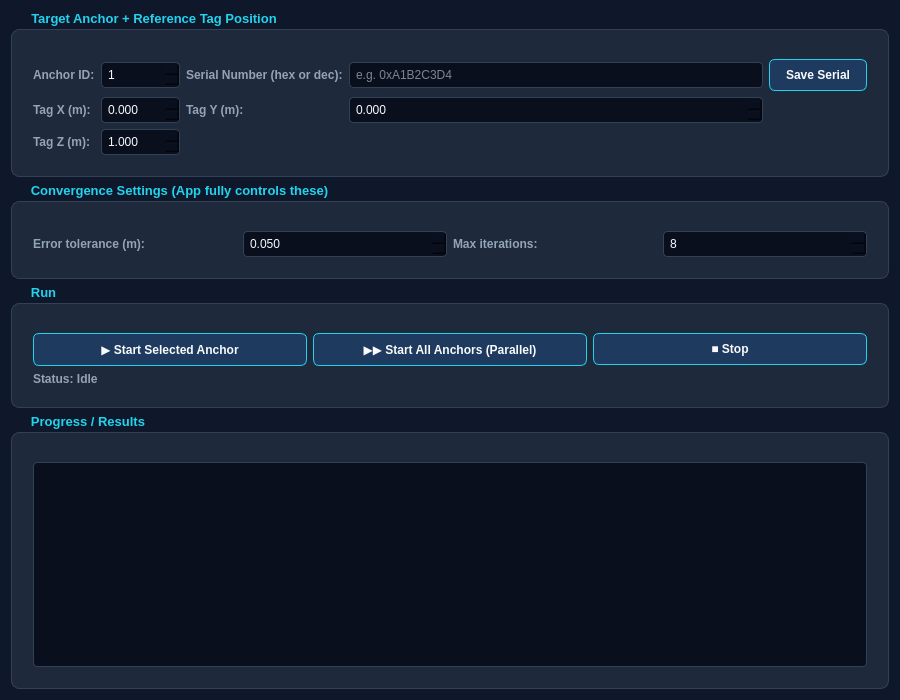
Above: software/uwb_rtls_studio/views/ui/antenna_delay_calib_tab.ui from phuongmt08/uwb-rtls before the change. Below: the same form after it.
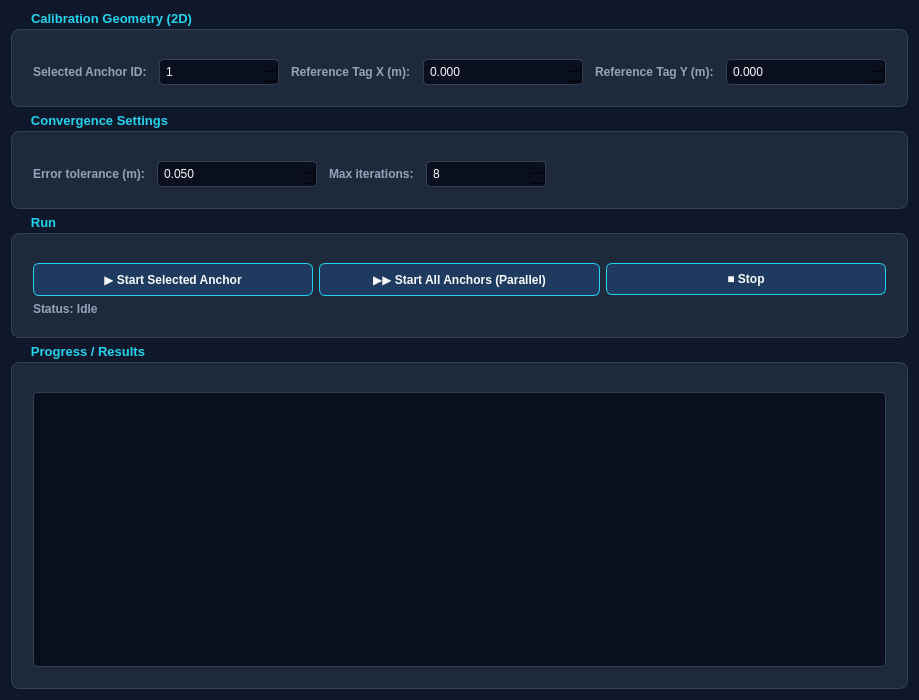
That is the form after the change.

Commit message: refactor: replace legacy calibration with antenna delay broadcast

Diff of the .ui file:
```diff
--- a/software/uwb_rtls_studio/views/ui/antenna_delay_calib_tab.ui
+++ b/software/uwb_rtls_studio/views/ui/antenna_delay_calib_tab.ui
@@ -50,30 +50,29 @@
   <layout class="QVBoxLayout" name="root_layout">
    <item>
     <widget class="QGroupBox" name="target_group">
-     <property name="title"><string>Target Anchor + Reference Tag Position</string></property>
-     <layout class="QGridLayout" name="target_layout">
-      <item row="0" column="0"><widget class="QLabel" name="label_anchor_id"><property name="text"><string>Anchor ID:</string></property></widget></item>
-      <item row="0" column="1"><widget class="QSpinBox" name="anchor_id_spin"><property name="minimum"><number>1</number></property><property name="maximum"><number>8</number></property></widget></item>
-      <item row="0" column="2"><widget class="QLabel" name="label_serial"><property name="text"><string>Serial Number (hex or dec):</string></property></widget></item>
-      <item row="0" column="3"><widget class="QLineEdit" name="anchor_serial_edit"><property name="placeholderText"><string>e.g. 0xA1B2C3D4</string></property></widget></item>
-      <item row="0" column="4"><widget class="QPushButton" name="btn_save_serial"><property name="text"><string>Save Serial</string></property></widget></item>
-      <item row="1" column="0"><widget class="QLabel" name="label_tag_x"><property name="text"><string>Tag X (m):</string></property></widget></item>
-      <item row="1" column="1"><widget class="QDoubleSpinBox" name="tag_x_spin"><property name="minimum"><double>-100.0</double></property><property name="maximum"><double>100.0</double></property><property name="decimals"><number>3</number></property></widget></item>
-      <item row="1" column="2"><widget class="QLabel" name="label_tag_y"><property name="text"><string>Tag Y (m):</string></property></widget></item>
-      <item row="1" column="3"><widget class="QDoubleSpinBox" name="tag_y_spin"><property name="minimum"><double>-100.0</double></property><property name="maximum"><double>100.0</double></property><property name="decimals"><number>3</number></property></widget></item>
-      <item row="2" column="0"><widget class="QLabel" name="label_tag_z"><property name="text"><string>Tag Z (m):</string></property></widget></item>
-      <item row="2" column="1"><widget class="QDoubleSpinBox" name="tag_z_spin"><property name="minimum"><double>0.0</double></property><property name="maximum"><double>10.0</double></property><property name="decimals"><number>3</number></property><property name="value"><double>1.0</double></property></widget></item>
+     <property name="title"><string>Calibration Geometry (2D)</string></property>
+     <layout class="QHBoxLayout" name="target_layout">
+      <property name="spacing"><number>12</number></property>
+      <item><widget class="QLabel" name="label_anchor_id"><property name="text"><string>Selected Anchor ID:</string></property></widget></item>
+      <item><widget class="QSpinBox" name="anchor_id_spin"><property name="toolTip"><string>Used by Start Selected Anchor. Start All uses every Anchor in the current layout.</string></property><property name="minimumSize"><size><width>120</width><height>0</height></size></property><property name="maximumSize"><size><width>140</width><height>16777215</height></size></property><property name="minimum"><number>1</number></property><property name="maximum"><number>8</number></property></widget></item>
+      <item><widget class="QLabel" name="label_tag_x"><property name="text"><string>Reference Tag X (m):</string></property></widget></item>
+      <item><widget class="QDoubleSpinBox" name="tag_x_spin"><property name="minimumSize"><size><width>160</width><height>0</height></size></property><property name="maximumSize"><size><width>200</width><height>16777215</height></size></property><property name="minimum"><double>-100.0</double></property><property name="maximum"><double>100.0</double></property><property name="decimals"><number>3</number></property></widget></item>
+      <item><widget class="QLabel" name="label_tag_y"><property name="text"><string>Reference Tag Y (m):</string></property></widget></item>
+      <item><widget class="QDoubleSpinBox" name="tag_y_spin"><property name="minimumSize"><size><width>160</width><height>0</height></size></property><property name="maximumSize"><size><width>200</width><height>16777215</height></size></property><property name="minimum"><double>-100.0</double></property><property name="maximum"><double>100.0</double></property><property name="decimals"><number>3</number></property></widget></item>
+      <item><spacer name="target_spacer"><property name="orientation"><enum>Qt::Horizontal</enum></property><property name="sizeHint" stdset="0"><size><width>40</width><height>20</height></size></property></spacer></item>
      </layout>
     </widget>
    </item>
    <item>
     <widget class="QGroupBox" name="config_group">
-     <property name="title"><string>Convergence Settings (App fully controls these)</string></property>
-     <layout class="QGridLayout" name="config_layout">
-      <item row="0" column="0"><widget class="QLabel" name="label_tolerance"><property name="text"><string>Error tolerance (m):</string></property></widget></item>
-      <item row="0" column="1"><widget class="QDoubleSpinBox" name="tolerance_spin"><property name="minimum"><double>0.005</double></property><property name="maximum"><double>1.0</double></property><property name="decimals"><number>3</number></property><property name="value"><double>0.050</double></property></widget></item>
-      <item row="0" column="2"><widget class="QLabel" name="label_max_iter"><property name="text"><string>Max iterations:</string></property></widget></item>
-      <item row="0" column="3"><widget class="QSpinBox" name="max_iter_spin"><property name="minimum"><number>1</number></property><property name="maximum"><number>50</number></property><property name="value"><number>8</number></property></widget></item>
+     <property name="title"><string>Convergence Settings</string></property>
+     <layout class="QHBoxLayout" name="config_layout">
+      <property name="spacing"><number>12</number></property>
+      <item><widget class="QLabel" name="label_tolerance"><property name="text"><string>Error tolerance (m):</string></property></widget></item>
+      <item><widget class="QDoubleSpinBox" name="tolerance_spin"><property name="minimumSize"><size><width>160</width><height>0</height></size></property><property name="maximumSize"><size><width>200</width><height>16777215</height></size></property><property name="minimum"><double>0.005</double></property><property name="maximum"><double>1.0</double></property><property name="decimals"><number>3</number></property><property name="value"><double>0.050</double></property></widget></item>
+      <item><widget class="QLabel" name="label_max_iter"><property name="text"><string>Max iterations:</string></property></widget></item>
+      <item><widget class="QSpinBox" name="max_iter_spin"><property name="minimumSize"><size><width>120</width><height>0</height></size></property><property name="maximumSize"><size><width>140</width><height>16777215</height></size></property><property name="minimum"><number>1</number></property><property name="maximum"><number>50</number></property><property name="value"><number>8</number></property></widget></item>
+      <item><spacer name="config_spacer"><property name="orientation"><enum>Qt::Horizontal</enum></property><property name="sizeHint" stdset="0"><size><width>40</width><height>20</height></size></property></spacer></item>
      </layout>
     </widget>
    </item>
```
The commit also changes 54 other files.
